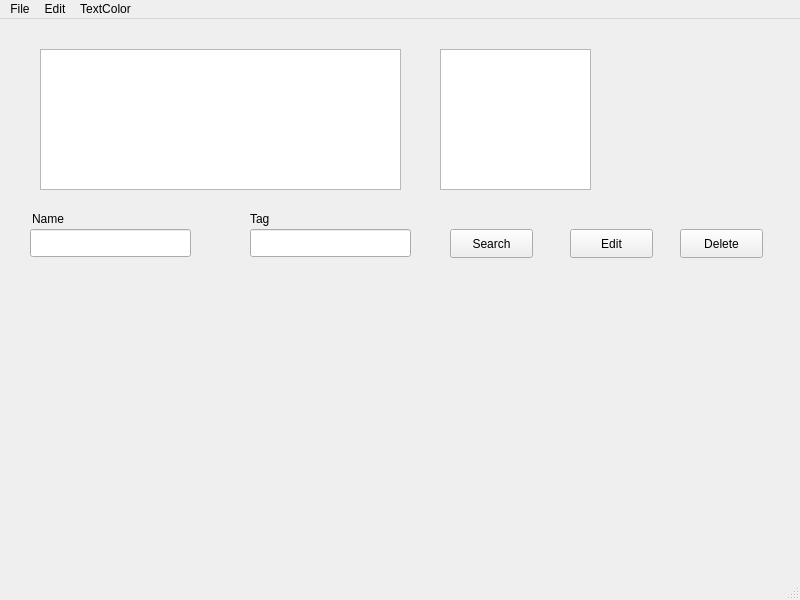
The window that Notepad/notepad.ui (Anna122233234/NG_2022_Notebook_project) describes before a commit, drawn with Qt 5.
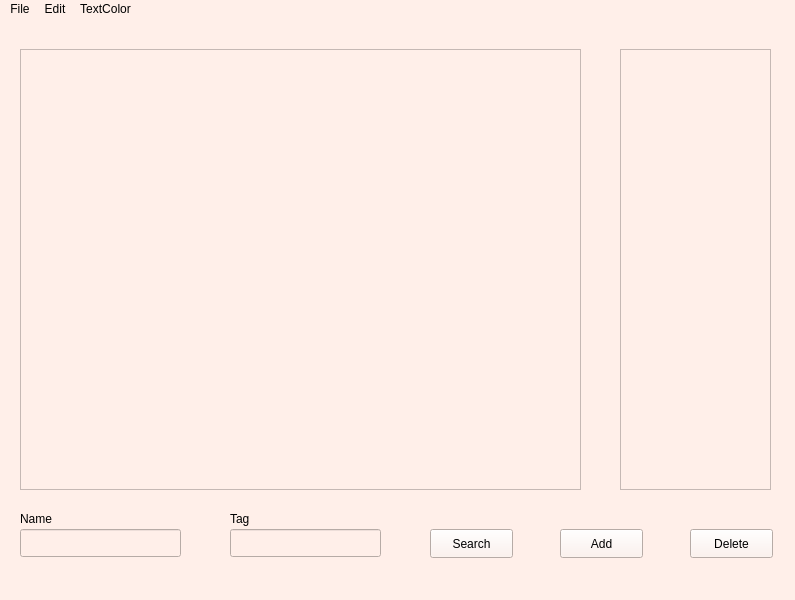
The same window after the commit. Icons and pictures are not drawn.

Commit message: added fileadd and deleteitem slots to PushButtons

What changed in the file:
```diff
--- a/Notepad/notepad.ui
+++ b/Notepad/notepad.ui
@@ -6,29 +6,35 @@
    <rect>
     <x>0</x>
     <y>0</y>
-    <width>800</width>
+    <width>795</width>
     <height>600</height>
    </rect>
   </property>
   <property name="windowTitle">
    <string>Notepad</string>
   </property>
+  <property name="styleSheet">
+   <string notr="true">background-color: rgb(255, 239, 233)</string>
+  </property>
   <widget class="QWidget" name="centralwidget">
    <widget class="QTextEdit" name="TextWindow">
     <property name="geometry">
      <rect>
-      <x>40</x>
+      <x>20</x>
       <y>30</y>
-      <width>361</width>
-      <height>141</height>
+      <width>561</width>
+      <height>441</height>
      </rect>
     </property>
+    <property name="styleSheet">
+     <string notr="true">border-top-color: rgb(44, 44, 44);</string>
+    </property>
    </widget>
    <widget class="QLineEdit" name="Name">
     <property name="geometry">
      <rect>
-      <x>30</x>
-      <y>210</y>
+      <x>20</x>
+      <y>510</y>
       <width>161</width>
       <height>28</height>
      </rect>
@@ -37,9 +43,9 @@
    <widget class="QLineEdit" name="Tag">
     <property name="geometry">
      <rect>
-      <x>250</x>
-      <y>210</y>
-      <width>161</width>
+      <x>230</x>
+      <y>510</y>
+      <width>151</width>
       <height>28</height>
      </rect>
     </property>
@@ -47,31 +53,18 @@
    <widget class="QListWidget" name="listWidget">
     <property name="geometry">
      <rect>
-      <x>440</x>
+      <x>620</x>
       <y>30</y>
       <width>151</width>
-      <height>141</height>
+      <height>441</height>
      </rect>
     </property>
    </widget>
-   <widget class="QPushButton" name="Edit">
-    <property name="geometry">
-     <rect>
-      <x>570</x>
-      <y>210</y>
-      <width>83</width>
-      <height>29</height>
-     </rect>
-    </property>
-    <property name="text">
-     <string>Edit</string>
-    </property>
-   </widget>
    <widget class="QPushButton" name="Delete">
     <property name="geometry">
      <rect>
-      <x>680</x>
-      <y>210</y>
+      <x>690</x>
+      <y>510</y>
       <width>83</width>
       <height>29</height>
      </rect>
@@ -83,8 +76,8 @@
    <widget class="QPushButton" name="Search">
     <property name="geometry">
      <rect>
-      <x>450</x>
-      <y>210</y>
+      <x>430</x>
+      <y>510</y>
       <width>83</width>
       <height>29</height>
      </rect>
@@ -96,9 +89,9 @@
    <widget class="QLabel" name="label">
     <property name="geometry">
      <rect>
-      <x>32</x>
-      <y>190</y>
-      <width>161</width>
+      <x>20</x>
+      <y>490</y>
+      <width>171</width>
       <height>20</height>
      </rect>
     </property>
@@ -109,8 +102,8 @@
    <widget class="QLabel" name="label_2">
     <property name="geometry">
      <rect>
-      <x>250</x>
-      <y>190</y>
+      <x>230</x>
+      <y>490</y>
       <width>63</width>
       <height>20</height>
      </rect>
@@ -119,13 +112,26 @@
      <string>Tag</string>
     </property>
    </widget>
+   <widget class="QPushButton" name="Add">
+    <property name="geometry">
+     <rect>
+      <x>560</x>
+      <y>510</y>
+      <width>83</width>
+      <height>29</height>
+     </rect>
+    </property>
+    <property name="text">
+     <string>Add</string>
+    </property>
+   </widget>
   </widget>
   <widget class="QMenuBar" name="menubar">
    <property name="geometry">
     <rect>
      <x>0</x>
      <y>0</y>
-     <width>800</width>
+     <width>795</width>
      <height>25</height>
     </rect>
    </property>
```
Left out of the diff: 31 changed lines with no effect on the pictures.
